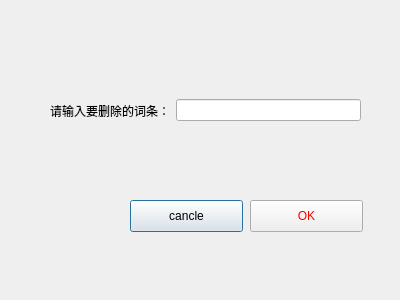
Old version of the form myMainWindow/removeword.ui in the repository podiumdesu/Chinese-Word-Segmentation.
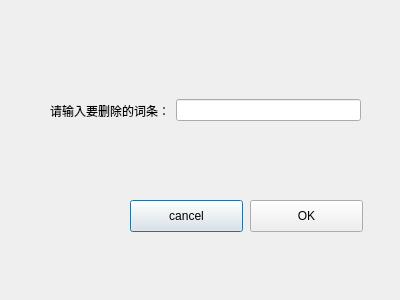
New version of the form.

```diff
--- a/myMainWindow/removeword.ui
+++ b/myMainWindow/removeword.ui
@@ -23,7 +23,7 @@
     </rect>
    </property>
    <property name="text">
-    <string>cancle</string>
+    <string>cancel</string>
    </property>
   </widget>
   <widget class="QWidget" name="layoutWidget">
@@ -61,7 +61,7 @@
     </rect>
    </property>
    <property name="styleSheet">
-    <string notr="true">color: red</string>
+    <string notr="true"/>
    </property>
    <property name="text">
     <string>OK</string>
```
Left out of the diff: 13 changed lines with no effect on the pictures.
